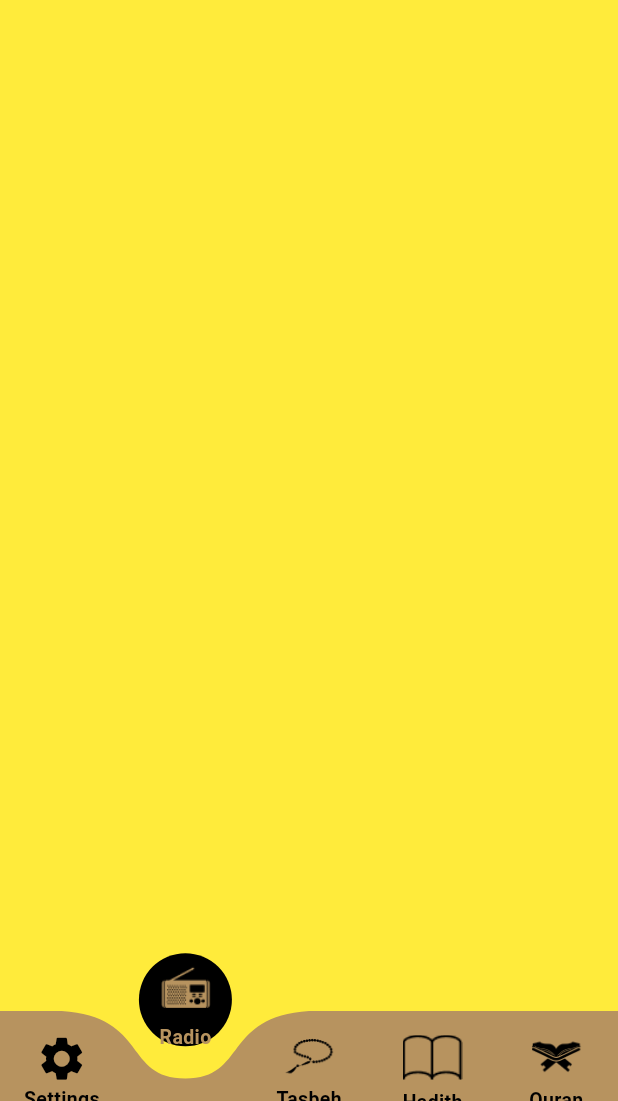
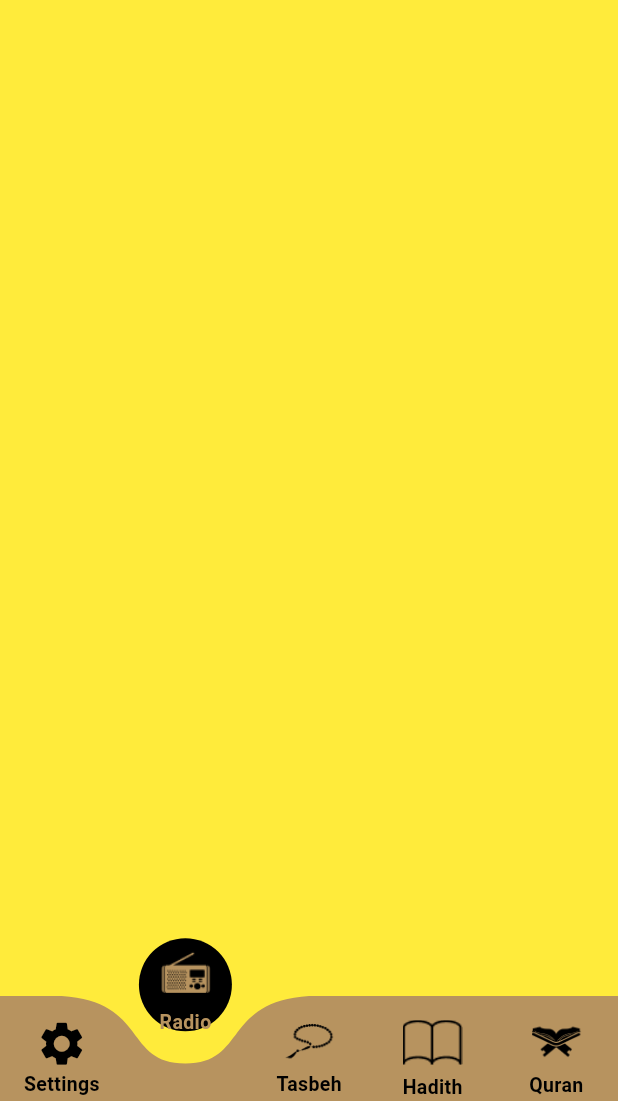
Before and after one commit to 7ossam2002/Isalmy_app, a Flutter app: the screen it shows after launch, item 2 of the bottom bar chosen, on a phone screen of 412 x 824 dp, the part 135-1236 px from its top. Run offline on Flutter 3.47's test engine with Material 3 defaults, Android fonts, the phone set to English and light mode, and no system bars; drawn by our look-alikes of curved_navigation_bar; generated files the repository leaves out were written again.

Commit message:
initialize app splash screen home screen tabs quran tab quran details hadith tab hadith details + settings tab + dark theme

```diff
--- /dev/null
+++ b/l10n.yaml
@@ -0,0 +1,3 @@
+arb-dir: lib/l10n
+template-arb-file: app_en.arb
+output-localization-file: app_localizations.dart
--- a/lib/config/theme/theme_screen.dart
+++ b/lib/config/theme/theme_screen.dart
@@ -4,7 +4,7 @@ import 'package:flutter/material.dart';
 import '../../core/utilis/colors_manager.dart';
 
 class MyTheme{
-  static bool isDarkEnabled=false;
+  //static bool isDarkEnabled=false;
   static final ThemeData lightTheme= ThemeData(
 
     colorScheme: ColorScheme.fromSeed(seedColor: ColorsManager.goldColor),
--- a/lib/main.dart
+++ b/lib/main.dart
@@ -1,6 +1,10 @@
 import 'package:flutter/material.dart';
+import 'package:islamy/provider/settings_provider.dart';
+import 'package:provider/provider.dart';
 import 'myapp/my_app.dart';
 
 void main() {
-  runApp(const MyApp());
+  runApp( ChangeNotifierProvider(
+      create: (context) => SettingsProvider(),
+  child: MyApp()));
 }
--- a/lib/myapp/my_app.dart
+++ b/lib/myapp/my_app.dart
@@ -1,10 +1,14 @@
 import 'package:flutter/material.dart';
+import 'package:flutter_localizations/flutter_localizations.dart';
 import 'package:islamy/config/theme/theme_screen.dart';
 import 'package:islamy/core/utilis/routes_manager.dart';
 import 'package:islamy/presentation/home/home_screen.dart';
 import 'package:islamy/presentation/home/tabs/hadith_tab/hadith_details/hadith_details.dart';
 import 'package:islamy/presentation/home/tabs/quran_tab/quran_details/quran_details_scr.dart';
 import 'package:islamy/presentation/splash/splash_screen.dart';
+import 'package:flutter_gen/gen_l10n/app_localizations.dart';
+import 'package:islamy/provider/settings_provider.dart';
+import 'package:provider/provider.dart';
 
 void main() {
   runApp(const MyApp());
@@ -16,12 +20,24 @@ class MyApp extends StatelessWidget {
 
   @override
   Widget build(BuildContext context) {
+    var provider = Provider.of<SettingsProvider>(context,listen: true);
     return MaterialApp(
+      localizationsDelegates: [
+        AppLocalizations.delegate,
+        GlobalMaterialLocalizations.delegate,
+        GlobalWidgetsLocalizations.delegate,
+        GlobalCupertinoLocalizations.delegate,
+      ],
+      supportedLocales: [
+        Locale('en'), // English
+        Locale('ar'), // Arabic
+      ],
+      locale: Locale(provider.currentLan),
       debugShowCheckedModeBanner: false,
 
       theme: MyTheme.lightTheme,
       darkTheme: MyTheme.darkTheme,
-      themeMode: ThemeMode.light,
+      themeMode: provider.currentTheme,
       initialRoute: RoutesManager.splashRoute,
       routes: {
         RoutesManager.homeRoute:(context)=>HomeScreen(),
--- a/lib/presentation/home/home_screen.dart
+++ b/lib/presentation/home/home_screen.dart
@@ -1,13 +1,16 @@
 import 'package:curved_navigation_bar/curved_navigation_bar.dart';
 import 'package:flutter/material.dart';
-import 'package:islamy/config/theme/theme_screen.dart';
 import 'package:islamy/core/utilis/images_manager.dart';
-import 'package:islamy/core/utilis/strings_manager.dart';
 import 'package:islamy/presentation/home/tabs/hadith_tab/hadith_tab.dart';
 import 'package:islamy/presentation/home/tabs/quran_tab/quran_tab.dart';
 import 'package:islamy/presentation/home/tabs/radio_tab/radio_tab.dart';
 import 'package:islamy/presentation/home/tabs/settings_tab/settings_tab.dart';
 import 'package:islamy/presentation/home/tabs/tasbeh_tab/tasbeh_tab.dart';
+import 'package:flutter_gen/gen_l10n/app_localizations.dart';
+import 'package:provider/provider.dart';
+
+import '../../provider/settings_provider.dart';
+
 
 class HomeScreen extends StatefulWidget {
   const HomeScreen({super.key});
@@ -30,27 +33,38 @@ class _HomeScreenState extends State<HomeScreen> {
   // Function to determine icon color based on the selected page and current theme
   Color? _getIconColor(int index, BuildContext context) {
     return _pageIndex == index
-        ? Theme.of(context).primaryColor // Use theme's icon color for selected
-        : Theme.of(context).primaryColorDark; // Unselected icon color from theme
+        ? Theme
+        .of(context)
+        .primaryColor // Use theme's icon color for selected
+        : Theme
+        .of(context)
+        .primaryColorDark; // Unselected icon color from theme
   }
 
   @override
   Widget build(BuildContext context) {
+    var provider =Provider.of<SettingsProvider>(context);
     return Container(
       decoration: BoxDecoration(
-        image: DecorationImage(image: AssetImage(MyTheme.isDarkEnabled?ImagesManager.darkBg: ImagesManager.homeBgImage)),
+        image: DecorationImage(image: AssetImage(provider.getBackgroundImage())),
       ),
       child: Scaffold(
         extendBody: true,
         backgroundColor: Colors.transparent,
         appBar: AppBar(
-          title: const Text(StringsManager.appTitle),
+          title: Text(AppLocalizations.of(context)!.appTitle),
         ),
         bottomNavigationBar: CurvedNavigationBar(
           backgroundColor: Colors.transparent,
-          color: Theme.of(context).primaryColor, // Use theme primary color
-          buttonBackgroundColor: Theme.of(context).primaryColorDark, // Use theme primary color for button
-          height: 60,
+          color: Theme
+              .of(context)
+              .primaryColor,
+          // Use theme primary color
+          height: 70,
+          buttonBackgroundColor: Theme
+              .of(context)
+              .primaryColorDark,
+          // Use theme primary color for button
           index: _pageIndex,
 
           items: [
@@ -59,9 +73,10 @@ class _HomeScreenState extends State<HomeScreen> {
               padding: const EdgeInsets.only(top: 14),
               child: Column(
                 children: [
-                  Icon(Icons.settings, size: 35, color: _getIconColor(0, context)),
+                  Icon(Icons.settings, size: 35,
+                      color: _getIconColor(0, context)),
                   Text(
-                    StringsManager.settingsLabel,
+                    AppLocalizations.of(context)!.settingsTap,
                     style: TextStyle(
                         color: _getIconColor(0, context),
                         fontWeight: FontWeight.bold,
@@ -77,15 +92,17 @@ class _HomeScreenState extends State<HomeScreen> {
               child: Column(
                 children: [
                   Padding(
-                    padding: const EdgeInsets.only(bottom: 3, left: 3, right: 3,top: 3),
+                    padding: const EdgeInsets.only(
+                        bottom: 3, left: 3, right: 3, top: 3),
                     child: ImageIcon(
                       AssetImage(ImagesManager.radioic),
                       size: 40,
                       color: _getIconColor(1, context),
+
                     ),
                   ),
                   Text(
-                    StringsManager.radioLabel,
+                    AppLocalizations.of(context)!.radioTap,
                     style: TextStyle(
                         color: _getIconColor(1, context),
                         fontWeight: FontWeight.bold,
@@ -109,7 +126,7 @@ class _HomeScreenState extends State<HomeScreen> {
                     ),
                   ),
                   Text(
-                    StringsManager.tasbehLabel,
+                    AppLocalizations.of(context)!.tasbehTap,
                     style: TextStyle(
                         color: _getIconColor(2, context),
                         fontWeight: FontWeight.bold,
@@ -133,7 +150,7 @@ class _HomeScreenState extends State<HomeScreen> {
                     ),
                   ),
                   Text(
-                    StringsManager.hadithLabel,
+                    AppLocalizations.of(context)!.hadithTap,
                     style: TextStyle(
                         color: _getIconColor(3, context),
                         fontWeight: FontWeight.bold,
@@ -142,8 +159,6 @@ class _HomeScreenState extends State<HomeScreen> {
                 ],
               ),
             ),
-
-            // Quran Icon
             Padding(
               padding: const EdgeInsets.only(top: 4),
               child: Column(
@@ -157,7 +172,7 @@ class _HomeScreenState extends State<HomeScreen> {
                     ),
                   ),
                   Text(
-                    StringsManager.quranLabel,
+                    AppLocalizations.of(context)!.quranTap,
                     style: TextStyle(
                         color: _getIconColor(4, context),
                         fontWeight: FontWeight.bold,
@@ -166,6 +181,7 @@ class _HomeScreenState extends State<HomeScreen> {
                 ],
               ),
             ),
+            // Quran Icon
           ],
 
           animationDuration: Duration(milliseconds: 200),
--- a/lib/presentation/home/tabs/hadith_tab/hadith_tab.dart
+++ b/lib/presentation/home/tabs/hadith_tab/hadith_tab.dart
@@ -4,7 +4,7 @@ import 'package:flutter/services.dart';
 import 'package:islamy/core/utilis/images_manager.dart';
 import 'package:islamy/core/utilis/strings_manager.dart';
 import 'package:islamy/presentation/home/tabs/hadith_tab/widgets/hadith_title_wid.dart';
-
+import 'package:flutter_gen/gen_l10n/app_localizations.dart';
 
 class HadithTab extends StatefulWidget {
   const HadithTab({super.key});
@@ -39,7 +39,7 @@ class _HadithTabState extends State<HadithTab> {
            elevation: 30,
           child: Padding(
             padding: const EdgeInsets.symmetric(vertical: 8,horizontal: 100),
-            child: Text(StringsManager.ahadithName,style: Theme.of(context).textTheme.bodySmall?.copyWith(fontWeight: FontWeight.w600),),
+            child: Text(AppLocalizations.of(context)!.hadith,style: Theme.of(context).textTheme.bodySmall?.copyWith(fontWeight: FontWeight.w600),),
           ),
         ),
 
--- a/lib/presentation/home/tabs/hadith_tab/widgets/hadith_title_wid.dart
+++ b/lib/presentation/home/tabs/hadith_tab/widgets/hadith_title_wid.dart
@@ -1,6 +1,8 @@
 import 'package:flutter/material.dart';
+import 'package:islamy/core/utilis/strings_manager.dart';
 import '../../../../../core/utilis/routes_manager.dart';
 import '../hadith_tab.dart';
+import 'package:flutter_gen/gen_l10n/app_localizations.dart';
 
 class HadithTitleWidget extends StatelessWidget {
   HadithTitleWidget({super.key, required this.hadithItem});
@@ -21,7 +23,8 @@ class HadithTitleWidget extends StatelessWidget {
           alignment: Alignment.center,
           child: Padding(
             padding: const EdgeInsets.symmetric(vertical: 4),
-            child: Text(hadithItem.title,
+            child: Text(
+               hadithItem.title,
                 style: Theme.of(context).textTheme.titleSmall),
           )),
     );
--- a/lib/presentation/home/tabs/quran_tab/widgets/chapter_name_wid.dart
+++ b/lib/presentation/home/tabs/quran_tab/widgets/chapter_name_wid.dart
@@ -1,6 +1,6 @@
 import 'package:flutter/cupertino.dart';
 import 'package:flutter/material.dart';
-
+import 'package:flutter_gen/gen_l10n/app_localizations.dart';
 import '../../../../../core/utilis/strings_manager.dart';
 
 class ChapterNameWid extends StatelessWidget {
@@ -28,7 +28,7 @@ class ChapterNameWid extends StatelessWidget {
               Expanded(
                   flex: 2,
 
-                  child: Center(child: Text(StringsManager.chapterName,style: Theme.of(context).textTheme.titleSmall?.copyWith(fontWeight: FontWeight.w600,fontSize: 25,),textAlign: TextAlign.center,textDirection: TextDirection.rtl,))),
+                  child: Center(child: Text(AppLocalizations.of(context)!.chapterName,style: Theme.of(context).textTheme.titleSmall?.copyWith(fontWeight: FontWeight.w600,fontSize: 25,),textAlign: TextAlign.center,textDirection: TextDirection.rtl,))),
 
               VerticalDivider(color: Theme.of(context).dividerColor,
               thickness: 2,
@@ -38,7 +38,7 @@ class ChapterNameWid extends StatelessWidget {
 
               Expanded(
                   flex: 2,
-                  child: Center(child: Text(StringsManager.numOfVerses,style: Theme.of(context).textTheme.titleSmall?.copyWith(fontWeight: FontWeight.w600,fontSize: 25,),textAlign: TextAlign.center,textDirection: TextDirection.rtl,))),
+                  child: Center(child: Text(AppLocalizations.of(context)!.versesNumber,style: Theme.of(context).textTheme.titleSmall?.copyWith(fontWeight: FontWeight.w600,fontSize: 25,),textAlign: TextAlign.center,textDirection: TextDirection.rtl,))),
 
             ],
           ),
--- /dev/null
+++ b/lib/provider/settings_provider.dart
@@ -0,0 +1,34 @@
+import 'package:flutter/material.dart';
+import 'package:islamy/core/utilis/images_manager.dart';
+
+class SettingsProvider extends ChangeNotifier {
+
+  ThemeMode currentTheme= ThemeMode.light;
+  String currentLan='en';
+  void changeAppTheme(ThemeMode newTheme){
+    if(currentTheme==newTheme)
+      return;
+    currentTheme=newTheme;
+    notifyListeners();
+  }
+
+
+  String getBackgroundImage(){
+    return currentTheme ==ThemeMode.light ?ImagesManager.homeBgImage:ImagesManager.darkBg;
+  }
+
+ void changeAppLang(String newLang){
+    if(currentLan==newLang)
+      return;
+      currentLan = newLang;
+      notifyListeners();
+
+  }
+  bool englishIsSelected(){
+    return currentLan=='en';
+  }
+
+  bool arabicIsSelected(){
+    return currentLan=='ar';
+  }
+}
```
Also changed, not shown: lib/l10n/app_ar.arb (added, +18 -0 lines), lib/l10n/app_en.arb (added, +18 -0 lines), lib/presentation/home/tabs/hadith_tab/hadith_details/hadith_details.dart (+4 -4 lines), lib/presentation/home/tabs/quran_tab/quran_details/quran_details_scr.dart (+4 -4 lines), lib/presentation/home/tabs/settings_tab/settings_tab.dart (+8 -5 lines), lib/presentation/home/tabs/settings_tab/widgets/show_language_bottomsheet.dart (+51 -16 lines), lib/presentation/home/tabs/settings_tab/widgets/theme_bottom_sheet.dart (+52 -17 lines), pubspec.yaml (+8 -1 lines), pubspec.lock.
